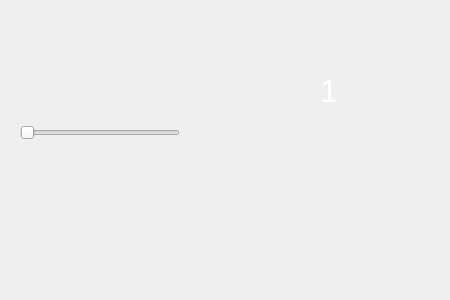
blazeitdude/MLP-letter-recognition-, file src/graphics/learningstartwindow.ui: the form before one commit.
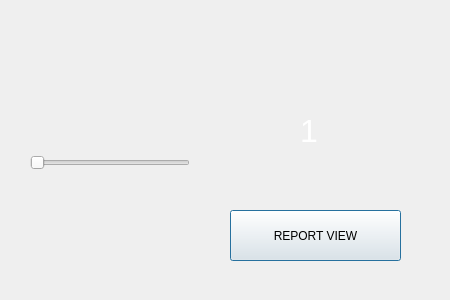
The form after the commit.

The edit to the form file:
```diff
--- a/src/graphics/learningstartwindow.ui
+++ b/src/graphics/learningstartwindow.ui
@@ -16,8 +16,8 @@
   <widget class="QSlider" name="horizontalSlider">
    <property name="geometry">
     <rect>
-     <x>20</x>
-     <y>120</y>
+     <x>30</x>
+     <y>150</y>
      <width>160</width>
      <height>25</height>
     </rect>
@@ -29,8 +29,8 @@
   <widget class="QLabel" name="label">
    <property name="geometry">
     <rect>
-     <x>320</x>
-     <y>60</y>
+     <x>300</x>
+     <y>100</y>
      <width>41</width>
      <height>61</height>
     </rect>
@@ -57,6 +57,19 @@
     <string>1</string>
    </property>
   </widget>
+  <widget class="QPushButton" name="pushButton">
+   <property name="geometry">
+    <rect>
+     <x>230</x>
+     <y>210</y>
+     <width>171</width>
+     <height>51</height>
+    </rect>
+   </property>
+   <property name="text">
+    <string>REPORT VIEW</string>
+   </property>
+  </widget>
  </widget>
  <resources/>
  <connections/>
```
